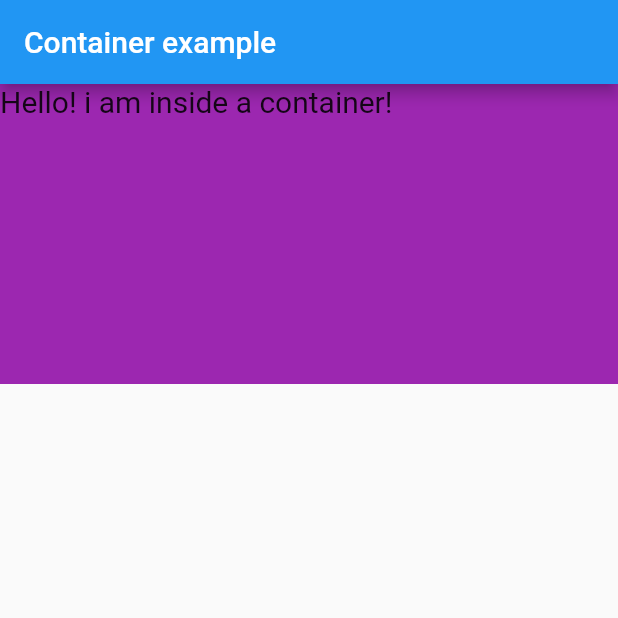
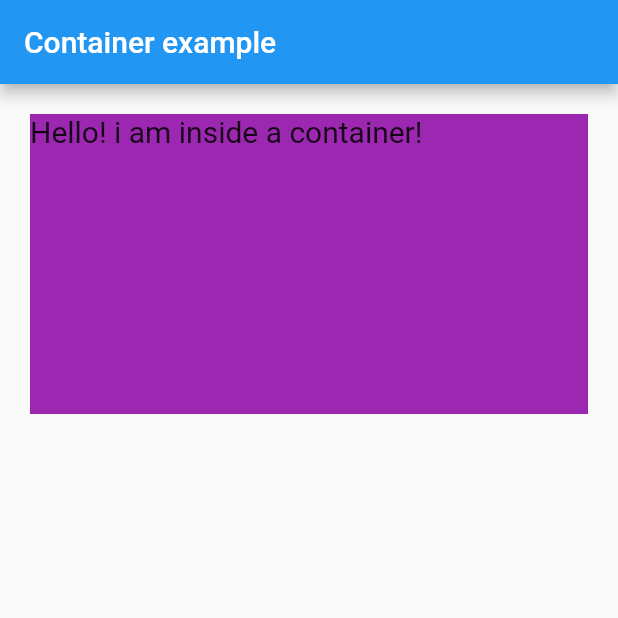
Before and after one commit to ashishvartak/expt2, a Flutter app: the screen it shows after launch, on a phone screen of 412 x 824 dp, the top half of it. Run offline on Flutter 3.47's test engine with Material 2 defaults, Android fonts, the phone set to English and light mode, and no system bars.

Commit message:
ContainerMargin

```diff
--- a/expt2/lib/main.dart
+++ b/expt2/lib/main.dart
@@ -1,6 +1,6 @@
 import 'package:flutter/material.dart';
 
-//This Example is for demonstrating Height and Width property of Container
+//This Example is for demonstrating margin property of Container
 void main() => runApp(MyApp());
 
 class MyApp extends StatelessWidget {
@@ -15,6 +15,7 @@ class MyApp extends StatelessWidget {
           height: 200,
           width: double.infinity,
           color: Colors.purple,
+          margin: EdgeInsets.all(20),
           child: Text("Hello! i am inside a container!",
               style: TextStyle(fontSize: 20)),
         ),
```
